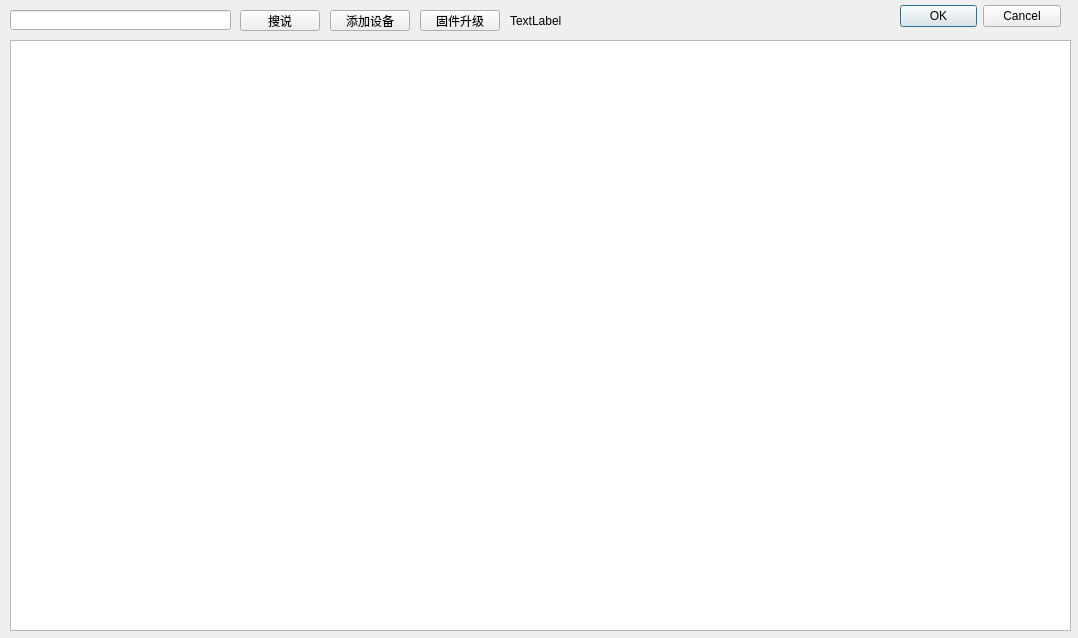
Above: devicelistdialog.ui from droplazy/Mvision_server before the change. Below: the same form after it.
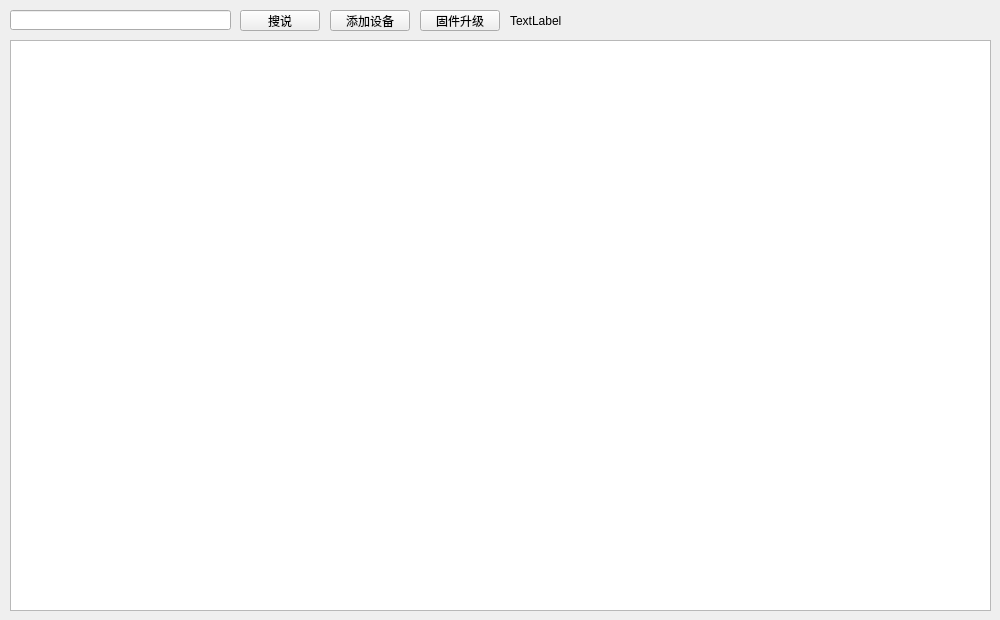
That is the form after the change.

What changed in the file:
```diff
--- a/devicelistdialog.ui
+++ b/devicelistdialog.ui
@@ -1,34 +1,18 @@
 <?xml version="1.0" encoding="UTF-8"?>
 <ui version="4.0">
  <class>devicelistdialog</class>
- <widget class="QDialog" name="devicelistdialog">
+ <widget class="QWidget" name="devicelistdialog">
   <property name="geometry">
    <rect>
     <x>0</x>
     <y>0</y>
-    <width>1078</width>
-    <height>638</height>
+    <width>1000</width>
+    <height>620</height>
    </rect>
   </property>
   <property name="windowTitle">
    <string>Dialog</string>
   </property>
-  <widget class="QDialogButtonBox" name="buttonBox">
-   <property name="geometry">
-    <rect>
-     <x>900</x>
-     <y>0</y>
-     <width>161</width>
-     <height>32</height>
-    </rect>
-   </property>
-   <property name="orientation">
-    <enum>Qt::Orientation::Horizontal</enum>
-   </property>
-   <property name="standardButtons">
-    <set>QDialogButtonBox::StandardButton::Cancel|QDialogButtonBox::StandardButton::Ok</set>
-   </property>
-  </widget>
   <widget class="QLineEdit" name="lineEdit_search">
    <property name="geometry">
     <rect>
@@ -83,8 +67,8 @@
     <rect>
      <x>10</x>
      <y>40</y>
-     <width>1061</width>
-     <height>591</height>
+     <width>981</width>
+     <height>571</height>
     </rect>
    </property>
   </widget>
```
Left out of the diff: 39 changed lines with no effect on the pictures.
